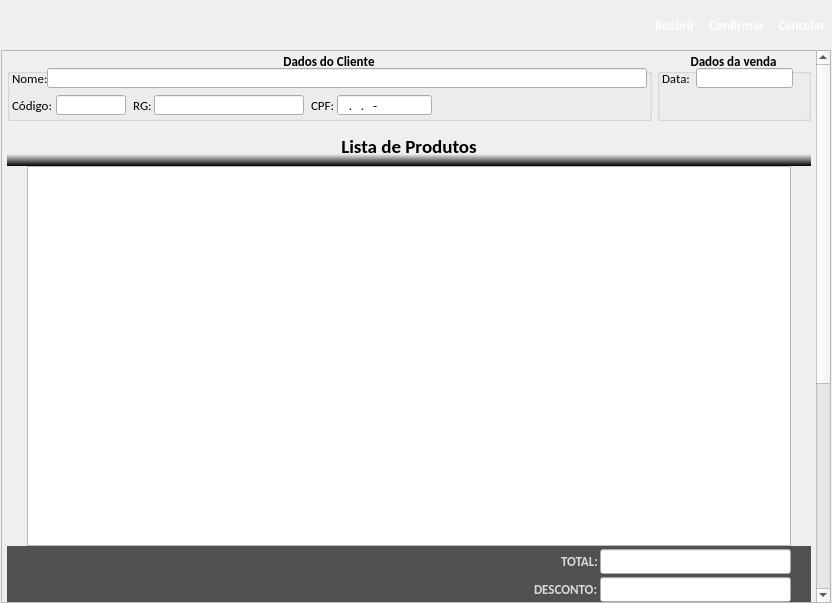
Above: loja/tela_nota_venda.ui from jmessias1725/sexloja before the change. Below: the same form after it.
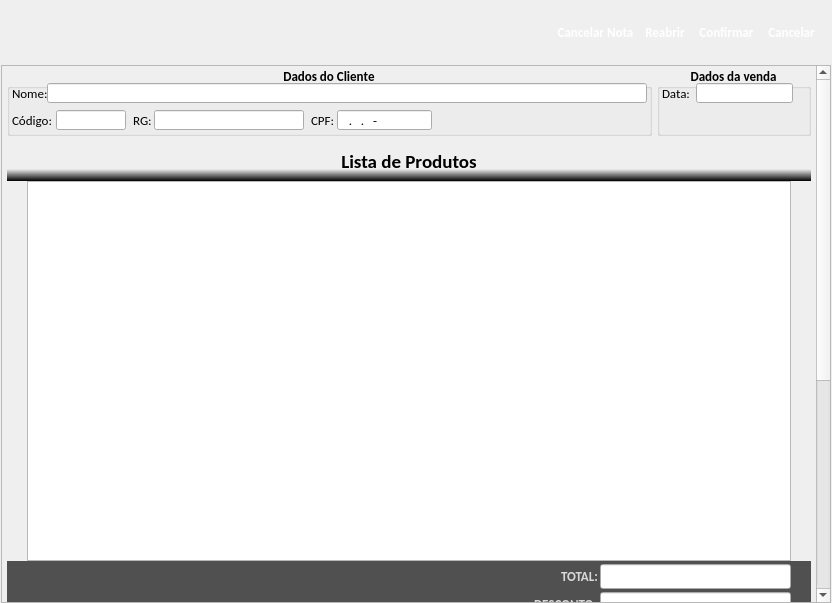
That is the form after the change. Icons and pictures are not drawn.

Diff of the .ui file:
```diff
--- a/loja/tela_nota_venda.ui
+++ b/loja/tela_nota_venda.ui
@@ -25,7 +25,7 @@
      <property name="minimumSize">
       <size>
        <width>800</width>
-       <height>50</height>
+       <height>65</height>
       </size>
      </property>
      <property name="styleSheet">
@@ -49,7 +49,16 @@
       <property name="spacing">
        <number>0</number>
       </property>
-      <property name="margin">
+      <property name="leftMargin">
+       <number>0</number>
+      </property>
+      <property name="topMargin">
+       <number>0</number>
+      </property>
+      <property name="rightMargin">
+       <number>10</number>
+      </property>
+      <property name="bottomMargin">
        <number>0</number>
       </property>
       <item>
@@ -65,6 +74,43 @@
         </property>
        </spacer>
       </item>
+      <item>
+       <widget class="QToolButton" name="btn_cancelar_nota">
+        <property name="maximumSize">
+         <size>
+          <width>85</width>
+          <height>55</height>
+         </size>
+        </property>
+        <property name="font">
+         <font>
+          <family>Calibri</family>
+          <pointsize>10</pointsize>
+          <weight>75</weight>
+          <bold>true</bold>
+         </font>
+        </property>
+        <property name="text">
+         <string>Cancelar Nota</string>
+        </property>
+        <property name="icon">
+         <iconset resource="imagens.qrc">
+          <normaloff>:/img/img/vender_cancelar.png</normaloff>:/img/img/vender_cancelar.png</iconset>
+        </property>
+        <property name="iconSize">
+         <size>
+          <width>30</width>
+          <height>30</height>
+         </size>
+        </property>
+        <property name="toolButtonStyle">
+         <enum>Qt::ToolButtonTextUnderIcon</enum>
+        </property>
+        <property name="autoRaise">
+         <bool>true</bool>
+        </property>
+       </widget>
+      </item>
       <item>
        <widget class="QToolButton" name="btn_reabrir">
         <property name="font">
@@ -84,8 +130,8 @@
         </property>
         <property name="iconSize">
          <size>
-          <width>20</width>
-          <height>20</height>
+          <width>30</width>
+          <height>30</height>
          </size>
         </property>
         <property name="toolButtonStyle">
@@ -115,8 +161,8 @@
         </property>
         <property name="iconSize">
          <size>
-          <width>20</width>
-          <height>20</height>
+          <width>30</width>
+          <height>30</height>
          </size>
         </property>
         <property name="toolButtonStyle">
@@ -146,8 +192,8 @@
         </property>
         <property name="iconSize">
          <size>
-          <width>20</width>
-          <height>20</height>
+          <width>30</width>
+          <height>30</height>
          </size>
         </property>
         <property name="toolButtonStyle">
```
Left out of the diff: 5 changed lines with no effect on the pictures.
